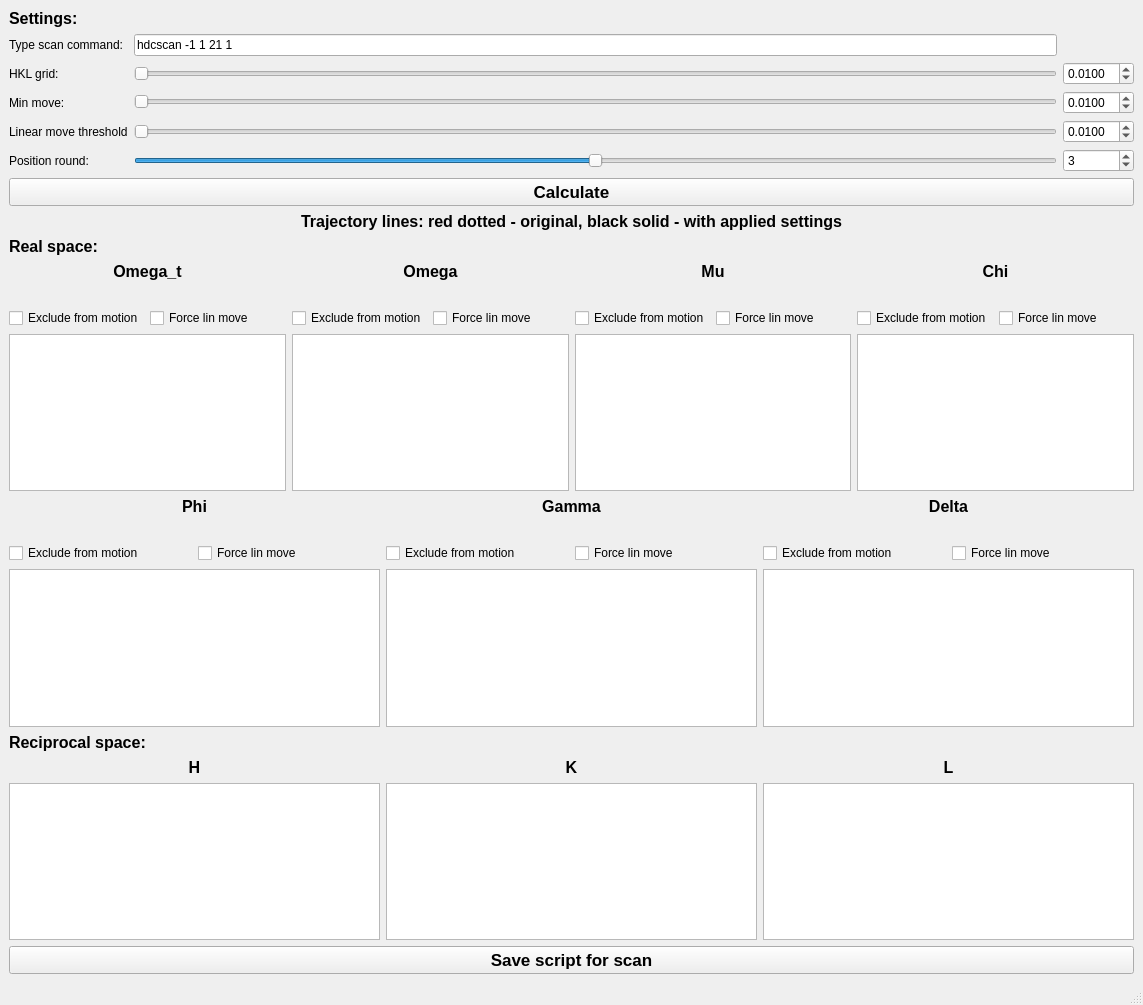
The window that src/ui/main_window.ui (yamedvedya/hkl_trajectory) describes before a commit, drawn with Qt 5.
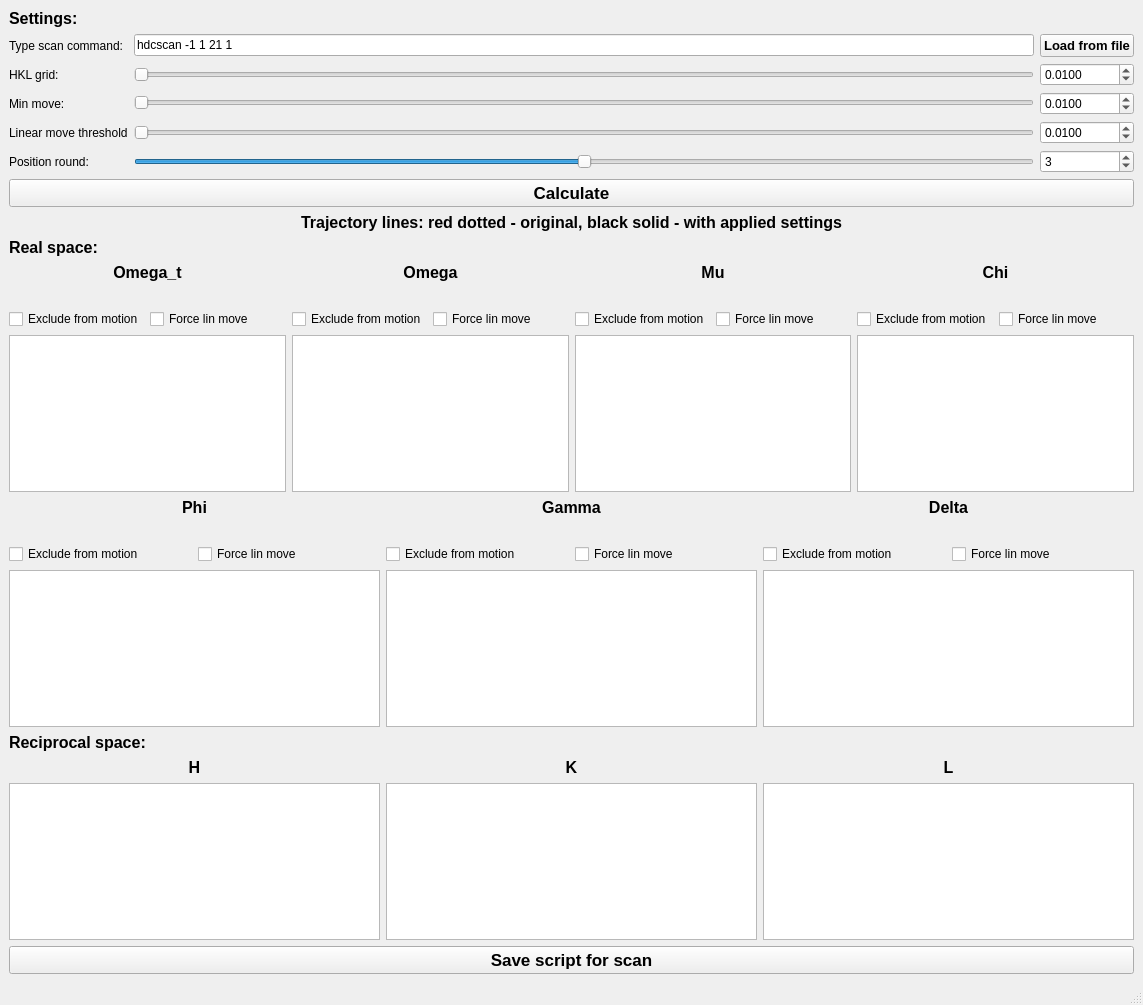
The same window after the commit. Custom widgets are drawn as their Qt base class.

Patch:
```diff
--- a/src/ui/main_window.ui
+++ b/src/ui/main_window.ui
@@ -171,6 +171,20 @@
         </property>
        </widget>
       </item>
+      <item row="0" column="2">
+       <widget class="QPushButton" name="cmd_load_script">
+        <property name="font">
+         <font>
+          <pointsize>10</pointsize>
+          <weight>75</weight>
+          <bold>true</bold>
+         </font>
+        </property>
+        <property name="text">
+         <string>Load from file</string>
+        </property>
+       </widget>
+      </item>
      </layout>
     </item>
     <item>
```
